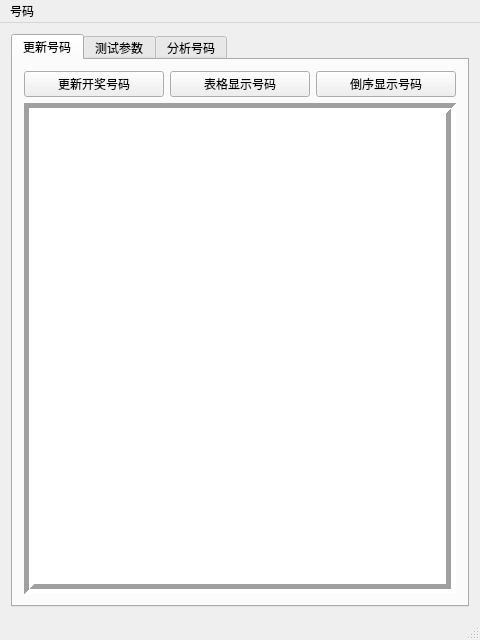
samksan/QTCP115, file mainwindow.ui: the form before one commit.
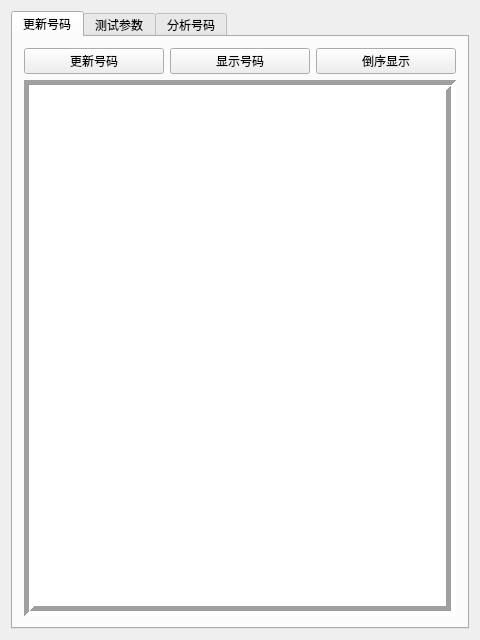
The form after the commit.

Commit message: 布局修改

What changed in the file:
```diff
--- a/mainwindow.ui
+++ b/mainwindow.ui
@@ -14,7 +14,7 @@
    <string>MainWindow</string>
   </property>
   <widget class="QWidget" name="centralWidget">
-   <layout class="QVBoxLayout" name="verticalLayout">
+   <layout class="QVBoxLayout" name="verticalLayout_3">
     <item>
      <widget class="QTabWidget" name="tabWidget">
       <property name="currentIndex">
@@ -26,6 +26,8 @@
        </attribute>
        <layout class="QVBoxLayout" name="verticalLayout_2">
         <item>
+         <layout class="QVBoxLayout" name="verticalLayout">
+          <item>
          <layout class="QHBoxLayout" name="horizontalLayout">
           <item>
            <widget class="QPushButton" name="btn_update_number">
@@ -36,7 +38,7 @@
              </sizepolicy>
             </property>
             <property name="text">
-             <string>更新开奖号码</string>
+               <string>更新号码</string>
             </property>
            </widget>
           </item>
@@ -49,14 +51,14 @@
              </sizepolicy>
             </property>
             <property name="text">
-             <string>表格显示号码</string>
+               <string>显示号码</string>
             </property>
            </widget>
           </item>
           <item>
            <widget class="QPushButton" name="btn_view_number_desc">
             <property name="text">
-             <string>倒序显示号码</string>
+               <string>倒序显示</string>
             </property>
            </widget>
           </item>
@@ -82,6 +84,8 @@
          </widget>
         </item>
        </layout>
+        </item>
+       </layout>
       </widget>
       <widget class="QWidget" name="tab_test">
        <attribute name="title">
@@ -116,36 +120,6 @@
     </item>
    </layout>
   </widget>
-  <widget class="QMenuBar" name="menuBar">
-   <property name="geometry">
-    <rect>
-     <x>0</x>
-     <y>0</y>
-     <width>480</width>
-     <height>23</height>
-    </rect>
-   </property>
-   <widget class="QMenu" name="menu">
-    <property name="title">
-     <string>号码</string>
-    </property>
-   </widget>
-   <addaction name="menu"/>
-  </widget>
-  <widget class="QStatusBar" name="statusBar">
-   <property name="enabled">
-    <bool>true</bool>
-   </property>
-   <property name="sizePolicy">
-    <sizepolicy hsizetype="Preferred" vsizetype="Preferred">
-     <horstretch>0</horstretch>
-     <verstretch>0</verstretch>
-    </sizepolicy>
-   </property>
-   <property name="focusPolicy">
-    <enum>Qt::StrongFocus</enum>
-   </property>
-  </widget>
  </widget>
  <layoutdefault spacing="6" margin="11"/>
  <resources/>
```
Left out of the diff: 3 changed lines with no effect on the pictures. Lines whose indentation alone changed are shown as unchanged. The commit also changes 1 other file.
